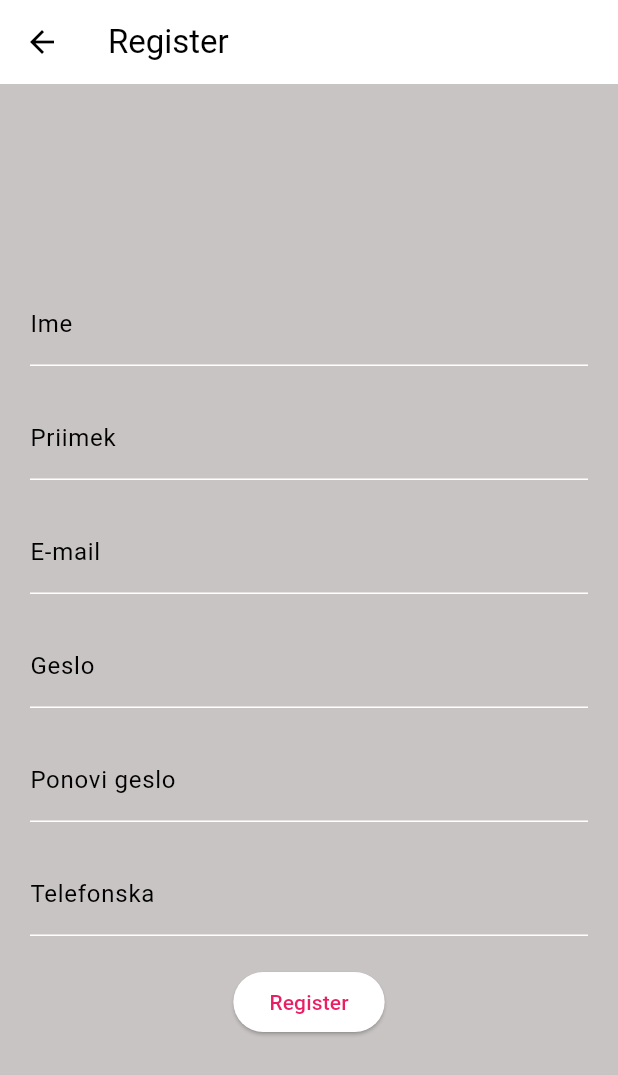
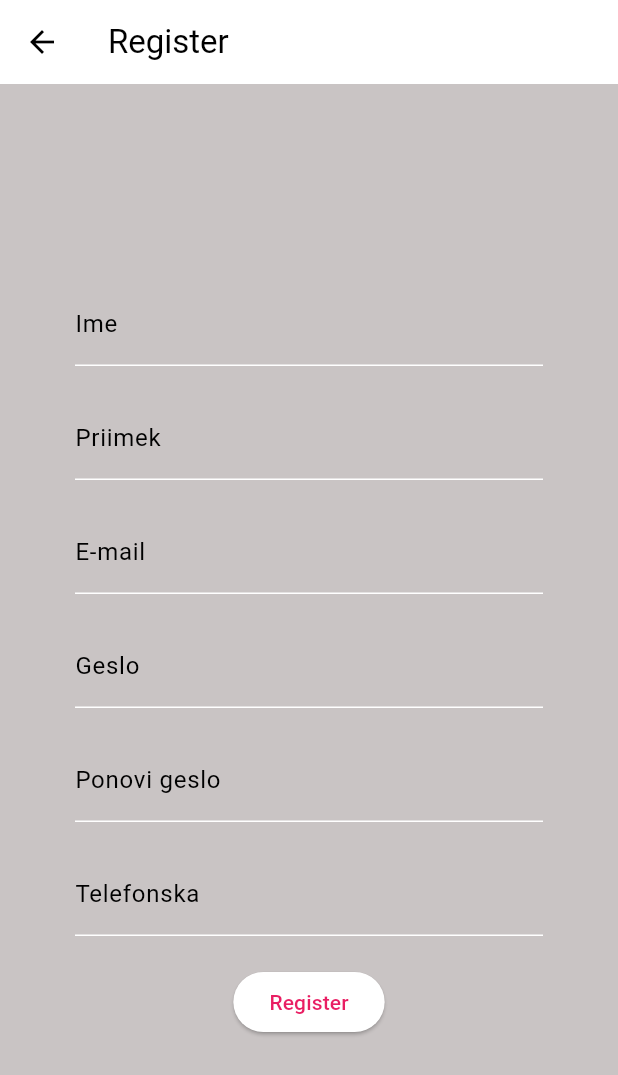
Before and after one commit to skerjanec/FlutterProjekt, a Flutter app: the RegisterPage screen opened directly, on a phone screen of 412 x 824 dp. Shown: the top 1075 px of the screen. Run offline on Flutter 3.47's test engine with Material 3 defaults, Android fonts, the light colour scheme and no system bars.

Commit message:
register

```diff
--- a/lib/register.dart
+++ b/lib/register.dart
@@ -22,7 +22,7 @@ class _RegisterPageState extends State<RegisterPage> {
         title: Text('Register'),
       ),
       body: Padding(
-        padding: EdgeInsets.all(20.0),
+        padding: EdgeInsets.all(50.0),
         child: Column(
           mainAxisAlignment: MainAxisAlignment.center,
           children: [
```
